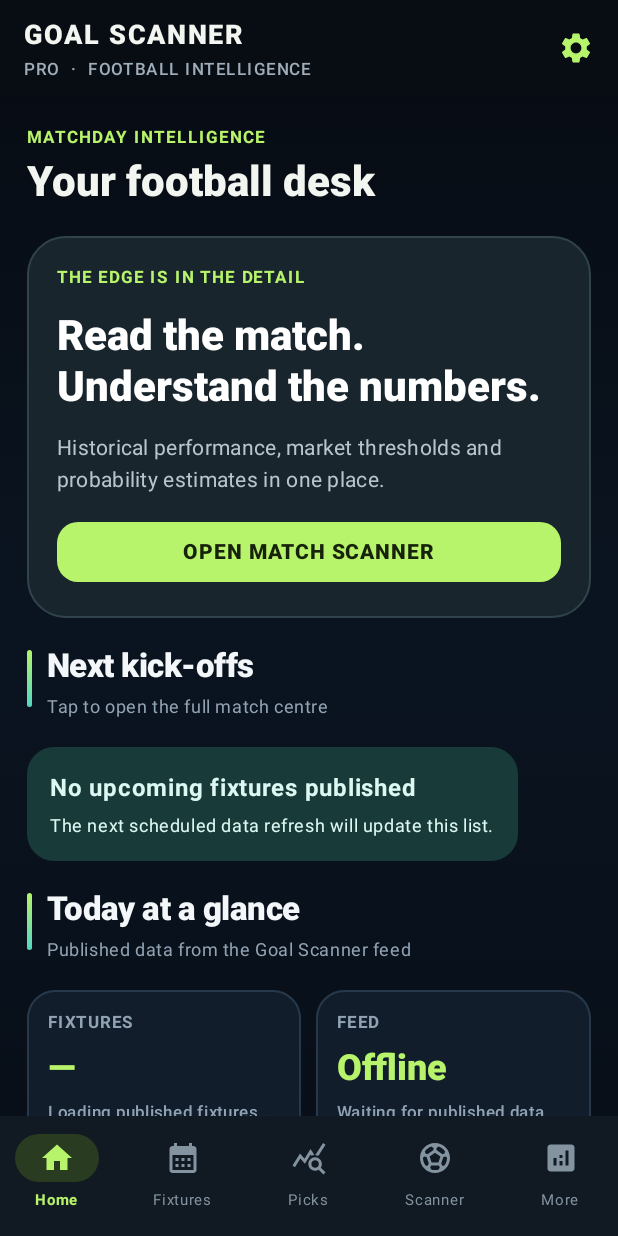
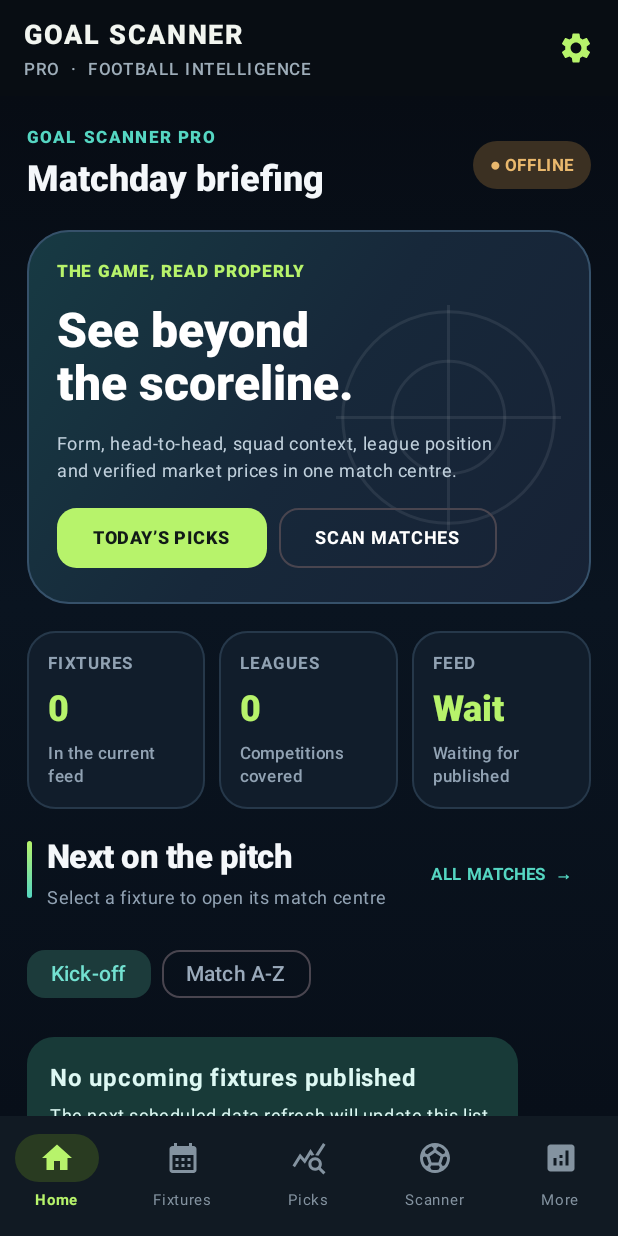
Before and after one commit to Ndumiso19894/goal-scanner-2.0, an Android app built with Jetpack Compose: the screen it shows after launch (MainActivity), on a phone screen of 412 x 824 dp. Run offline under Robolectric (Android 15) with nearby library versions, the phone set to English and light mode, and no system bars; pictures from the network do not load; 3 statements that could not run were skipped.

Commit message:
Redesign matchday home dashboard and fixture cards

```diff
--- a/app/src/main/java/com/goalscanner/app/MainActivity.kt
+++ b/app/src/main/java/com/goalscanner/app/MainActivity.kt
@@ -236,7 +236,7 @@ private fun GoalScannerApp(prefs: android.content.SharedPreferences) {
             )
         } else saveableStateHolder.SaveableStateProvider(tab) { when(tab) {
             "Home" -> HomeScreen(Modifier.padding(padding),connection,providers,fixtureSummary,fixtureRows,
-                {navigate("Scanner")},{navigate("Fixtures")})
+                {navigate("Scanner")},{navigate("Fixtures")},{navigate("Picks")},{ fx -> selectedFixture=fx; navigate("Match") })
             "Fixtures" -> FixturesScreen(Modifier.padding(padding),fixtureSummary,
                 fixtureRows,busy,message,onSelect={ fixture -> selectedFixture=fixture; navigate("Match") }) {
                 scope.launch {
@@ -621,89 +621,96 @@ private fun Metric(title:String,value:String,detail:String) {
     }
 }
 @Composable
-private fun HomeScreen(modifier:Modifier,connection:String,providers:String,fixtures:String,
-    fixtureRows:List<JSONObject>,onScanner:()->Unit,onFixtures:()->Unit) {
-    val upcoming=fixtureRows.filter { it.optString("status","NS").uppercase() in listOf("NS","TBD","SCHEDULED","") }
-        .sortedBy { it.optString("kickoff") }.take(3)
-    ScreenColumn(modifier) {
-        Column(verticalArrangement=Arrangement.spacedBy(3.dp)) {
-            Text("MATCHDAY INTELLIGENCE",style=MaterialTheme.typography.labelSmall,color=Color(0xFFB7F36B),
-                letterSpacing=1.4.sp,fontWeight=FontWeight.Bold)
-            Text("Your football desk",style=MaterialTheme.typography.headlineMedium,color=Color(0xFFF2F5F0),
-                fontWeight=FontWeight.ExtraBold)
+private fun MatchdayFixtureCard(fx: JSONObject, onClick: () -> Unit) {
+    val status=fx.optString("status","NS").uppercase()
+    Card(Modifier.fillMaxWidth().clickable { onClick() },shape=RoundedCornerShape(22.dp),
+        colors=CardDefaults.cardColors(containerColor=Color(0xFF111E2C)),
+        border=androidx.compose.foundation.BorderStroke(1.dp,Color(0xFF2B4053))) {
+        Column(Modifier.fillMaxWidth().padding(14.dp),verticalArrangement=Arrangement.spacedBy(11.dp)) {
+            Row(Modifier.fillMaxWidth(),horizontalArrangement=Arrangement.SpaceBetween,verticalAlignment=Alignment.CenterVertically) {
+                Column(Modifier.weight(1f),verticalArrangement=Arrangement.spacedBy(3.dp)) {
+                    Text(fx.optString("competition","Football").uppercase(),color=Color(0xFF91A2B3),style=MaterialTheme.typography.labelSmall,fontWeight=FontWeight.Bold,letterSpacing=0.8.sp,maxLines=1)
+                    Text(fx.optString("country"),color=Color(0xFF64798B),style=MaterialTheme.typography.labelSmall)
                 }
-        Card(shape=RoundedCornerShape(26.dp),colors=CardDefaults.cardColors(containerColor=Color(0xFF18252D)),
-            border=androidx.compose.foundation.BorderStroke(1.dp,Color(0xFF30434A))) {
-            Column(Modifier.fillMaxWidth().padding(20.dp),verticalArrangement=Arrangement.spacedBy(13.dp)) {
-                Text("THE EDGE IS IN THE DETAIL",color=Color(0xFFB7F36B),style=MaterialTheme.typography.labelSmall,
-                    fontWeight=FontWeight.Bold,letterSpacing=1.25.sp)
-                Text("Read the match.\nUnderstand the numbers.",color=Color.White,
-                    style=MaterialTheme.typography.headlineMedium,fontWeight=FontWeight.ExtraBold,lineHeight=34.sp)
-                Text("Historical performance, market thresholds and probability estimates in one place.",
-                    color=Color(0xFFB9C5CC),style=MaterialTheme.typography.bodyMedium,lineHeight=21.sp)
-                Button(onClick=onScanner,modifier=Modifier.fillMaxWidth(),shape=RoundedCornerShape(14.dp),
-                    colors=ButtonDefaults.buttonColors(containerColor=Color(0xFFB7F36B),contentColor=Color(0xFF17220A))) {
-                    Text("OPEN MATCH SCANNER",fontWeight=FontWeight.ExtraBold,letterSpacing=0.6.sp)
+                Column(horizontalAlignment=Alignment.End,verticalArrangement=Arrangement.spacedBy(4.dp)) {
+                    Text(formatKickoff(fx.optString("kickoff")).substringAfter("·").trim(),color=Color(0xFFB7F36B),fontWeight=FontWeight.ExtraBold,style=MaterialTheme.typography.titleSmall)
+                    StatusPill(status)
                 }
             }
+            Row(Modifier.fillMaxWidth(),verticalAlignment=Alignment.CenterVertically) {
+                TeamCrest(fx.optString("home"),fx.optString("home_crest_url"),44.dp)
+                Text(fx.optString("home","Home"),Modifier.weight(1f).padding(horizontal=9.dp),color=Color(0xFFF4F7FA),fontWeight=FontWeight.Bold,style=MaterialTheme.typography.titleSmall,maxLines=2)
+                Text(if(!fx.isNull("home_score")&&!fx.isNull("away_score")) "${fx.optInt("home_score")} : ${fx.optInt("away_score")}" else "VS",color=Color(0xFF55D6C2),fontWeight=FontWeight.ExtraBold,style=MaterialTheme.typography.titleSmall)
+                Text(fx.optString("away","Away"),Modifier.weight(1f).padding(horizontal=9.dp),color=Color(0xFFF4F7FA),fontWeight=FontWeight.Bold,style=MaterialTheme.typography.titleSmall,maxLines=2,textAlign=androidx.compose.ui.text.style.TextAlign.End)
+                TeamCrest(fx.optString("away"),fx.optString("away_crest_url"),44.dp)
             }
-        Heading("Next kick-offs","Tap to open the full match centre")
-        if(upcoming.isEmpty()) Notice("No upcoming fixtures published","The next scheduled data refresh will update this list.")
-        upcoming.forEach { fx ->
-            Card(Modifier.fillMaxWidth().clickable { onFixtures() },shape=RoundedCornerShape(20.dp),
-                colors=CardDefaults.cardColors(containerColor=Color(0xFF111A23)),
-                border=androidx.compose.foundation.BorderStroke(1.dp,Color(0xFF293944))) {
-                Column(Modifier.fillMaxWidth().padding(13.dp),verticalArrangement=Arrangement.spacedBy(10.dp)) {
+            HorizontalDivider(color=Color(0xFF26384A))
             Row(Modifier.fillMaxWidth(),horizontalArrangement=Arrangement.SpaceBetween,verticalAlignment=Alignment.CenterVertically) {
-                        Text(fx.optString("competition","Football").uppercase(),style=MaterialTheme.typography.labelSmall,
-                            color=Color(0xFF9EADB9),maxLines=1,modifier=Modifier.weight(1f))
-                        Text(formatKickoff(fx.optString("kickoff")),style=MaterialTheme.typography.labelSmall,
-                            color=Color(0xFFB7F36B),fontWeight=FontWeight.Bold)
-                    }
-                    Row(Modifier.fillMaxWidth(),verticalAlignment=Alignment.CenterVertically) {
-                        TeamCrest(fx.optString("home"),fx.optString("home_crest_url"),38.dp)
-                        Text(fx.optString("home"),Modifier.weight(1f).padding(horizontal=7.dp),maxLines=2,
-                            style=MaterialTheme.typography.titleSmall,color=Color(0xFFF2F5F0),fontWeight=FontWeight.Bold)
-                        Text("VS",style=MaterialTheme.typography.labelSmall,color=Color(0xFF8496A4))
-                        Text(fx.optString("away"),Modifier.weight(1f).padding(horizontal=7.dp),maxLines=2,
-                            style=MaterialTheme.typography.titleSmall,color=Color(0xFFF2F5F0),fontWeight=FontWeight.Bold,
-                            textAlign=androidx.compose.ui.text.style.TextAlign.End)
-                        TeamCrest(fx.optString("away"),fx.optString("away_crest_url"),38.dp)
+                Text(formatKickoff(fx.optString("kickoff")),color=Color(0xFF91A2B3),style=MaterialTheme.typography.labelSmall)
+                Text("MATCH CENTRE  →",color=Color(0xFF55D6C2),fontWeight=FontWeight.ExtraBold,style=MaterialTheme.typography.labelSmall,letterSpacing=0.5.sp)
             }
         }
     }
 }
-        Heading("Today at a glance","Published data from the Goal Scanner feed")
-        Row(horizontalArrangement=Arrangement.spacedBy(10.dp)) {
-            Box(Modifier.weight(1f)) { Metric("Fixtures",fixtures.substringBefore(" ").takeIf { it.toIntOrNull()!=null } ?: "—",fixtures) }
-            Box(Modifier.weight(1f)) { Metric("Feed",if(connection.startsWith("Connected")) "Online" else "Offline",providers) }
+
+@Composable
+private fun HomeScreen(modifier:Modifier,connection:String,providers:String,fixtures:String,
+    fixtureRows:List<JSONObject>,onScanner:()->Unit,onFixtures:()->Unit,onPicks:()->Unit,onSelect:(JSONObject)->Unit) {
+    var sort by rememberSaveable { mutableStateOf("Kick-off") }
+    val upcoming=fixtureRows.filter { it.optString("status","NS").uppercase() in listOf("NS","TBD","SCHEDULED","") }
+        .let { rows -> if(sort=="Match A-Z") rows.sortedBy { it.optString("home")+it.optString("away") } else rows.sortedBy { it.optString("kickoff") } }.take(4)
+    val competitions=fixtureRows.map { it.optString("competition") }.filter { it.isNotBlank() }.distinct().size
+    ScreenColumn(modifier) {
+        Row(Modifier.fillMaxWidth(),horizontalArrangement=Arrangement.SpaceBetween,verticalAlignment=Alignment.CenterVertically) {
+            Column(verticalArrangement=Arrangement.spacedBy(3.dp)) {
+                Text("GOAL SCANNER PRO",color=Color(0xFF55D6C2),style=MaterialTheme.typography.labelSmall,fontWeight=FontWeight.ExtraBold,letterSpacing=1.5.sp)
+                Text("Matchday briefing",color=Color(0xFFF4F7FA),style=MaterialTheme.typography.headlineSmall,fontWeight=FontWeight.ExtraBold)
             }
-        Card(colors=CardDefaults.cardColors(containerColor=Color(0xFF111A23)),
-            border=androidx.compose.foundation.BorderStroke(1.dp,Color(0xFF24313D))) {
-            Column(Modifier.fillMaxWidth().padding(16.dp),verticalArrangement=Arrangement.spacedBy(8.dp)) {
-                Row(verticalAlignment=Alignment.CenterVertically,horizontalArrangement=Arrangement.spacedBy(8.dp)) {
-                    Icon(Icons.Default.Analytics,null,tint=Color(0xFFB7F36B))
-                    Text("Analysis built around evidence",fontWeight=FontWeight.Bold,color=Color(0xFFF2F5F0))
-                }
-                Text("Model estimates and bookmaker odds are kept separate. Missing statistics are not filled with invented numbers.",
-                    style=MaterialTheme.typography.bodySmall,color=Color(0xFF9EADB9),lineHeight=18.sp)
+            Surface(shape=RoundedCornerShape(50),color=if(connection.startsWith("Connected")) Color(0xFF193A32) else Color(0xFF3B3022)) {
+                Text(if(connection.startsWith("Connected")) "● LIVE FEED" else "● OFFLINE",Modifier.padding(horizontal=11.dp,vertical=8.dp),color=if(connection.startsWith("Connected")) Color(0xFF73E1B5) else Color(0xFFE9B86D),style=MaterialTheme.typography.labelSmall,fontWeight=FontWeight.Bold)
             }
         }
-        Heading("Explore Goal Scanner")
-        Row(horizontalArrangement=Arrangement.spacedBy(10.dp)) {
-            Button(onClick=onFixtures,modifier=Modifier.weight(1f),shape=RoundedCornerShape(14.dp),
-                colors=ButtonDefaults.buttonColors(containerColor=Color(0xFF243B22),contentColor=Color(0xFFB7F36B))) {
-                Icon(Icons.Default.CalendarMonth,null); Spacer(Modifier.width(7.dp)); Text("Fixtures")
+        Card(shape=RoundedCornerShape(28.dp),colors=CardDefaults.cardColors(containerColor=Color.Transparent),border=androidx.compose.foundation.BorderStroke(1.dp,Color(0xFF36516A))) {
+            Box(Modifier.fillMaxWidth().background(Brush.linearGradient(listOf(Color(0xFF173A43),Color(0xFF17283A),Color(0xFF172235))),RoundedCornerShape(28.dp)).padding(20.dp)) {
+                Canvas(Modifier.size(150.dp).align(Alignment.CenterEnd)) {
+                    val c=Color.White.copy(alpha=.08f)
+                    drawCircle(c,radius=size.minDimension*.47f,style=androidx.compose.ui.graphics.drawscope.Stroke(width=2.dp.toPx()))
+                    drawCircle(c,radius=size.minDimension*.25f,style=androidx.compose.ui.graphics.drawscope.Stroke(width=2.dp.toPx()))
+                    drawLine(c,Offset(size.width*.5f,0f),Offset(size.width*.5f,size.height),2.dp.toPx())
+                    drawLine(c,Offset(0f,size.height*.5f),Offset(size.width,size.height*.5f),2.dp.toPx())
                 }
-            OutlinedButton(onClick=onScanner,modifier=Modifier.weight(1f),shape=RoundedCornerShape(14.dp)) {
-                Icon(Icons.Default.SportsSoccer,null); Spacer(Modifier.width(7.dp)); Text("Scanner")
+                Column(Modifier.fillMaxWidth(.88f),verticalArrangement=Arrangement.spacedBy(12.dp)) {
+                    Text("THE GAME, READ PROPERLY",color=Color(0xFFB7F36B),style=MaterialTheme.typography.labelSmall,fontWeight=FontWeight.ExtraBold,letterSpacing=1.2.sp)
+                    Text("See beyond\nthe scoreline.",color=Color.White,style=MaterialTheme.typography.headlineLarge,fontWeight=FontWeight.ExtraBold,lineHeight=35.sp)
+                    Text("Form, head-to-head, squad context, league position and verified market prices in one match centre.",color=Color(0xFFC0D0DC),style=MaterialTheme.typography.bodySmall,lineHeight=18.sp)
+                    Row(horizontalArrangement=Arrangement.spacedBy(8.dp)) {
+                        Button(onClick=onPicks,shape=RoundedCornerShape(13.dp),colors=ButtonDefaults.buttonColors(containerColor=Color(0xFFB7F36B),contentColor=Color(0xFF111A17))) { Text("TODAY’S PICKS",fontWeight=FontWeight.ExtraBold,style=MaterialTheme.typography.labelMedium) }
+                        OutlinedButton(onClick=onScanner,shape=RoundedCornerShape(13.dp),colors=ButtonDefaults.outlinedButtonColors(contentColor=Color.White)) { Text("SCAN MATCHES",fontWeight=FontWeight.Bold,style=MaterialTheme.typography.labelMedium) }
                     }
                 }
-        Surface(shape=RoundedCornerShape(50),color=if(connection.startsWith("Connected")) Color(0xFF243B22) else Color(0xFF342B20)) {
-            Text(if(connection.startsWith("Connected")) "●  DATA FEED CONNECTED" else "●  DATA FEED NOT CONNECTED",
-                Modifier.padding(horizontal=12.dp,vertical=8.dp),style=MaterialTheme.typography.labelSmall,
-                fontWeight=FontWeight.Bold,color=if(connection.startsWith("Connected")) Color(0xFFB7F36B) else Color(0xFFE4B36B))
             }
+        }
+        Row(Modifier.fillMaxWidth(),horizontalArrangement=Arrangement.spacedBy(9.dp)) {
+            Box(Modifier.weight(1f)) { Metric("Fixtures",fixtures.substringBefore(" ").takeIf { it.toIntOrNull()!=null } ?: fixtureRows.size.toString(),"In the current feed") }
+            Box(Modifier.weight(1f)) { Metric("Leagues",competitions.toString(),"Competitions covered") }
+            Box(Modifier.weight(1f)) { Metric("Feed",if(connection.startsWith("Connected")) "Ready" else "Wait","${providers.take(22)}") }
+        }
+        Row(Modifier.fillMaxWidth(),horizontalArrangement=Arrangement.SpaceBetween,verticalAlignment=Alignment.CenterVertically) {
+            Heading("Next on the pitch","Select a fixture to open its match centre")
+            TextButton(onClick=onFixtures) { Text("ALL MATCHES  →",color=Color(0xFF55D6C2),fontWeight=FontWeight.Bold,style=MaterialTheme.typography.labelSmall) }
+        }
+        Row(horizontalArrangement=Arrangement.spacedBy(7.dp)) { listOf("Kick-off","Match A-Z").forEach { value -> FilterChip(selected=sort==value,onClick={sort=value},label={Text(value)},colors=FilterChipDefaults.filterChipColors(selectedContainerColor=Color(0xFF1C3B3B),selectedLabelColor=Color(0xFF73E1D1))) } }
+        if(upcoming.isEmpty()) Notice("No upcoming fixtures published","The next scheduled data refresh will update this list.")
+        upcoming.forEach { fx -> MatchdayFixtureCard(fx) { onSelect(fx) } }
+        Card(shape=RoundedCornerShape(22.dp),colors=CardDefaults.cardColors(containerColor=Color(0xFF111D2B)),border=androidx.compose.foundation.BorderStroke(1.dp,Color(0xFF26384A))) {
+            Column(Modifier.fillMaxWidth().padding(16.dp),verticalArrangement=Arrangement.spacedBy(11.dp)) {
+                Text("INTELLIGENCE LAYERS",color=Color(0xFF55D6C2),style=MaterialTheme.typography.labelSmall,fontWeight=FontWeight.ExtraBold,letterSpacing=1.sp)
+                Text("A fuller picture of every match",color=Color.White,style=MaterialTheme.typography.titleMedium,fontWeight=FontWeight.Bold)
+                Row(horizontalArrangement=Arrangement.spacedBy(7.dp)) { listOf("HOME / AWAY FORM","H2H HISTORY","SQUAD CONTEXT").forEach { label -> Surface(shape=RoundedCornerShape(8.dp),color=Color(0xFF1B2C3B)) { Text(label,Modifier.padding(horizontal=9.dp,vertical=7.dp),color=Color(0xFFB6C6D2),style=MaterialTheme.typography.labelSmall,fontWeight=FontWeight.Bold) } } }
+                Text("Every recommendation remains separate from the bookmaker price. Only the approved markets with an actual SportyBet quote are eligible.",color=Color(0xFF91A2B3),style=MaterialTheme.typography.bodySmall,lineHeight=18.sp)
+            }
+        }
+        Text("DATA STATUS  ·  $providers",color=Color(0xFF657B8D),style=MaterialTheme.typography.labelSmall)
     }
 }
 @Composable
```
Lines whose indentation alone changed are shown as unchanged.
